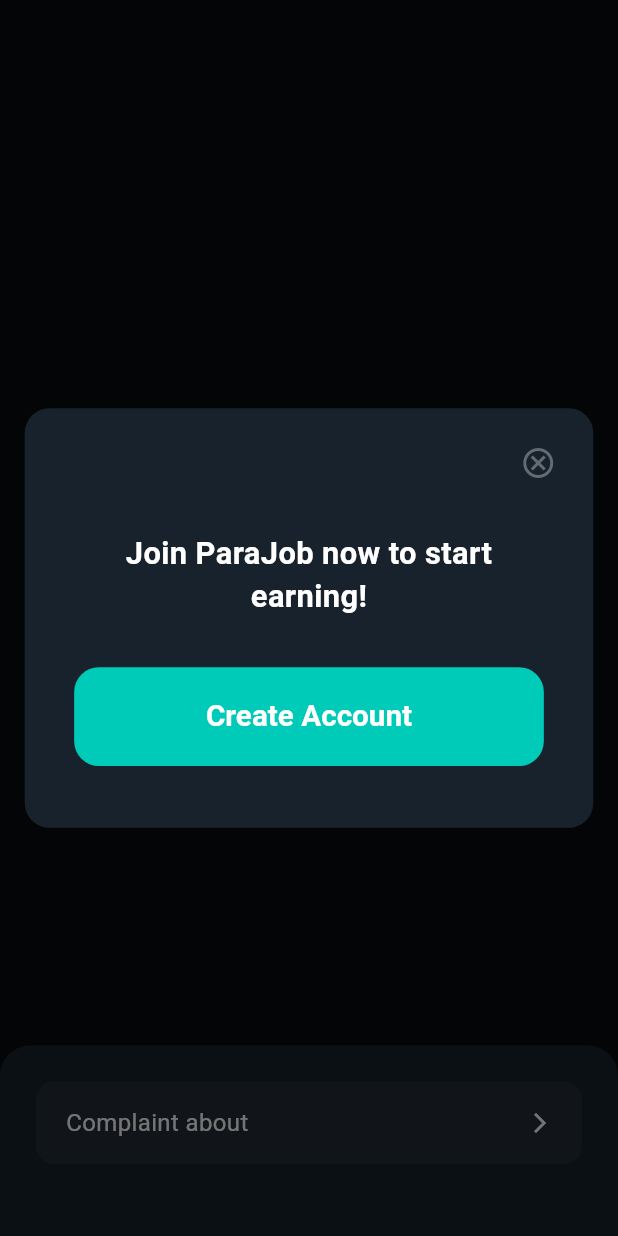
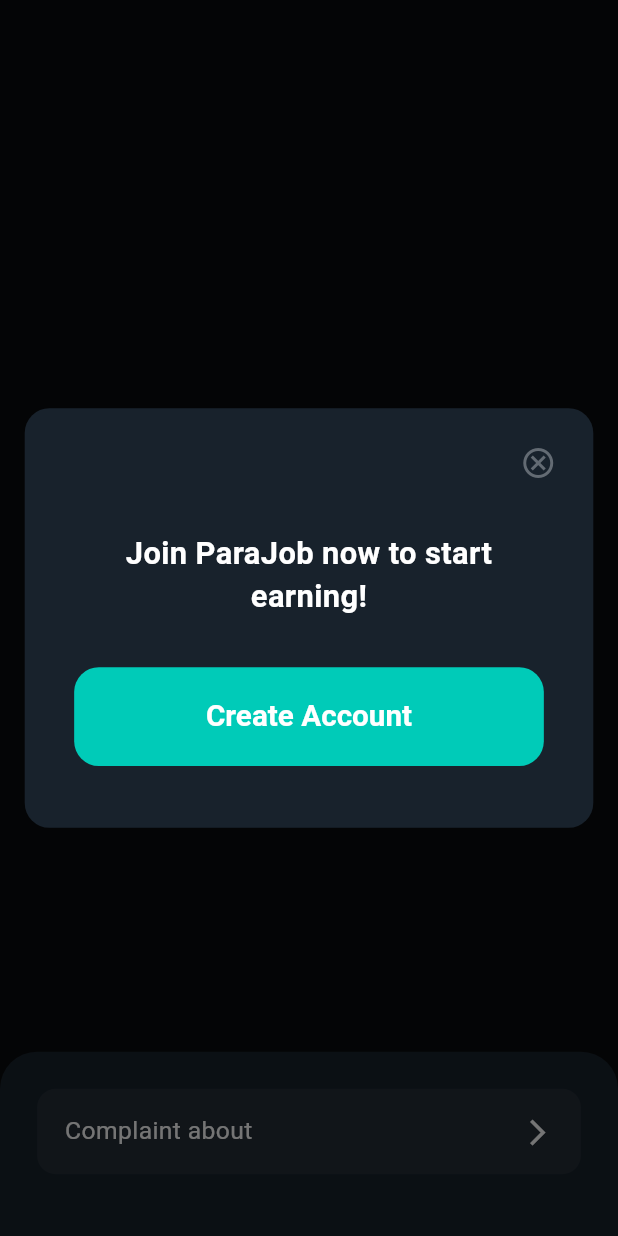
Before and after one commit to mohamed-ebrahim-mmd/parajob, a Flutter app: what showComplaintBottomSheet() shows on an empty page, opened directly with empty values, after a tap on "Complaint about", on a phone screen of 412 x 824 dp. Run offline on Flutter 3.47's test engine with Material 3 defaults, Android fonts, the phone set to English and light mode, and no system bars; our stand-ins replace dio, file_picker, flutter_svg, get, get_storage, image_picker and 7 more; missing offline and left inert: syncfusion_flutter_pdfviewer, timer_button; accounts and stored records are empty; generated files the repository leaves out were written again; network calls fail.

Commit message:
edit ComplaintItem title overflow

```diff
--- a/lib/features/employer/widgets/employer_hero_section.dart
+++ b/lib/features/employer/widgets/employer_hero_section.dart
@@ -55,7 +55,7 @@ class EmployerHeroSection extends StatelessWidget {
               showComplaintBottomSheet(
                 companyName: companyName,
                 companyId: companyId,
-                companyIsSubmitComplaint: companyIsSubmitComplaint,
+                companyIsSubmitComplaint: companyIsSubmitComplaint,context: context
               );
             },
             icon: const Icon(Icons.more_vert, color: AppColors.pureWhite),
--- a/lib/features/job_details/complaint/widgets/complaint_bottom_sheet.dart
+++ b/lib/features/job_details/complaint/widgets/complaint_bottom_sheet.dart
@@ -2,6 +2,7 @@ import 'package:flutter/material.dart';
 import 'package:get/get.dart';
 import 'package:para_job/packages/route_manager/controller/routes.dart';
 import 'package:para_job/packages/themeing/app_colors.dart';
+import 'package:para_job/packages/themeing/media_query_values.dart';
 import 'package:para_job/packages/ui_components/auth_required_dialog.dart';
 import 'package:para_job/packages/user_manager/user_controller.dart';
 
@@ -12,26 +13,29 @@ void showComplaintBottomSheet({
   String? jobTitle,
   int? jobId,
   bool? jobIsSubmitComplaint,
+  required BuildContext context,
 }) {
   final user = Get.find<UserController>();
 
   Get.bottomSheet(
     Container(
       width: double.infinity,
-      decoration: const BoxDecoration(
+      decoration: BoxDecoration(
         color: AppColors.midnightBlue,
-        borderRadius: BorderRadius.vertical(top: Radius.circular(20)),
+        borderRadius: BorderRadius.vertical(
+          top: Radius.circular(context.wPct(6)),
+        ),
       ),
-      padding: const EdgeInsets.all(24),
+      padding: EdgeInsets.all(context.wPct(6)),
       child: Column(
         mainAxisSize: MainAxisSize.min,
         children: [
           companyIsSubmitComplaint
               ? Text(
                   'You have already filed a complaint for this company.',
-                  style: const TextStyle(
+                  style: TextStyle(
                     color: AppColors.pureWhite,
-                    fontSize: 16,
+                    fontSize: context.wPct(4),
                     fontWeight: FontWeight.w400,
                   ),
                 )
@@ -53,7 +57,7 @@ void showComplaintBottomSheet({
                     }
                   },
                 ),
-          const SizedBox(height: 24),
+          SizedBox(height: context.hPct(2)),
         ],
       ),
     ),
@@ -66,36 +70,42 @@ class ComplaintItem extends StatelessWidget {
   final String title;
   final VoidCallback onTap;
 
-  const ComplaintItem({Key? key, required this.title, required this.onTap})
-    : super(key: key);
+  const ComplaintItem({super.key, required this.title, required this.onTap});
 
   @override
   Widget build(BuildContext context) {
     return InkWell(
       onTap: onTap,
-      borderRadius: BorderRadius.circular(12),
+      borderRadius: BorderRadius.circular(context.wPct(3)),
       child: Container(
         width: double.infinity,
-        padding: const EdgeInsets.symmetric(vertical: 16, horizontal: 20),
+        padding: EdgeInsets.symmetric(
+          vertical: context.hPct(2),
+          horizontal: context.wPct(4.5),
+        ),
         decoration: BoxDecoration(
           color: AppColors.white5,
-          borderRadius: BorderRadius.circular(12),
+          borderRadius: BorderRadius.circular(context.wPct(3)),
         ),
         child: Row(
           mainAxisAlignment: MainAxisAlignment.spaceBetween,
           children: [
-            Text(
-              title,
-              style: const TextStyle(
-                color: AppColors.pureWhite,
-                fontSize: 16,
-                fontWeight: FontWeight.w400,
+            Expanded(
+              child: Text(
+                title,
+                style: TextStyle(
+                  color: AppColors.pureWhite,
+                  fontSize: context.wPct(4),
+                  fontWeight: FontWeight.w400,
+                ),
+                softWrap: true,
+                overflow: TextOverflow.visible,
               ),
             ),
-            const Icon(
+            Icon(
               Icons.arrow_forward_ios,
               color: AppColors.pureWhite,
-              size: 16,
+              size: context.wPct(5),
             ),
           ],
         ),
```
